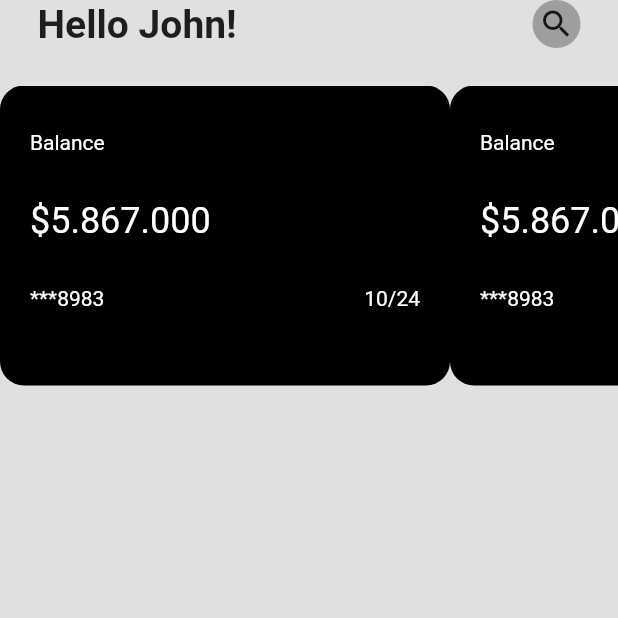
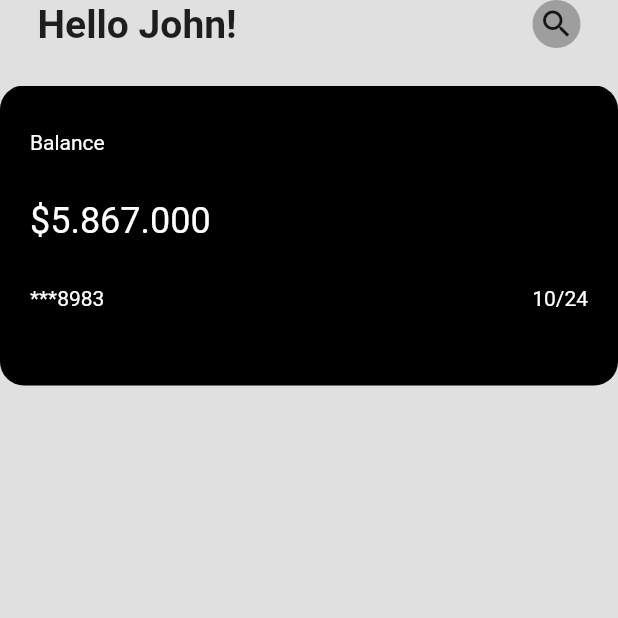
Before and after one commit to Lynzn/mygaleri, a Flutter app: the screen it shows after launch, on a phone screen of 412 x 824 dp, the top half of it. Run offline on Flutter 3.47's test engine with Material 2 defaults, Android fonts, the phone set to English and light mode, and no system bars.

```diff
--- a/lib/main.dart
+++ b/lib/main.dart
@@ -57,7 +57,7 @@ class _HomePageState extends State<HomePage> {
           //card
           Container(
               height: 200,
-              child: ListView(scrollDirection: Axis.horizontal, children: [
+              child: PageView(scrollDirection: Axis.horizontal, children: [
                 MyCard(),
                 MyCard(),
                 MyCard(),
```
Also changed, not shown: 1 other file.
